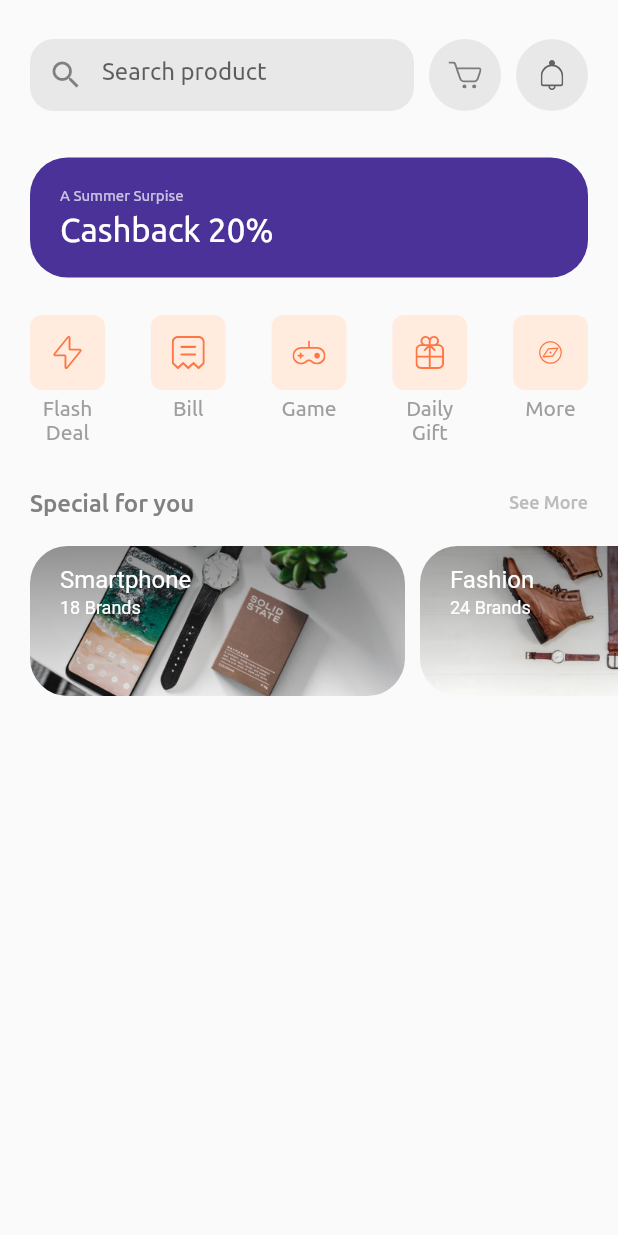
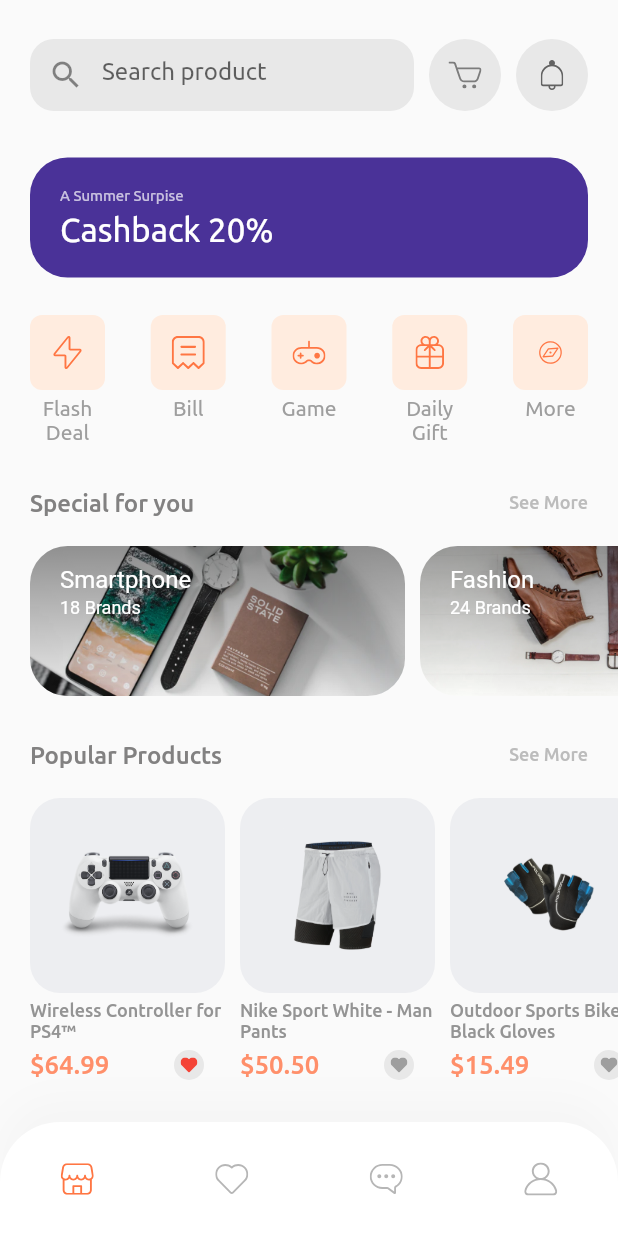
Before and after one commit to GDG-Guelmim/flutter_bootcamp_2023_ecommerce_app, a Flutter app: the screen it shows after launch, on a phone screen of 412 x 824 dp. Run offline on Flutter 3.47's test engine with Material 2 defaults, Android fonts, the phone set to English and light mode, and no system bars; our stand-ins replace flutter_svg; project files that could hold a hidden picture were left out.

Commit message:
add popular products to home screen, add bottomNavigationBar

```diff
--- /dev/null
+++ b/lib/enums/menu_state.dart
@@ -0,0 +1,6 @@
+enum MenuState {
+  home,
+  favourite,
+  message,
+  profile,
+}
--- /dev/null
+++ b/lib/models/popular_product_model.dart
@@ -0,0 +1,39 @@
+class PopularProductModel {
+  final String title, imagePath;
+  final String price;
+  final bool isFavorite;
+
+  PopularProductModel({
+    required this.title,
+    required this.price,
+    required this.imagePath,
+    required this.isFavorite,
+  });
+}
+
+List<PopularProductModel> popularProductsList = [
+  PopularProductModel(
+    title: "Wireless Controller for PS4™",
+    price: "\$64.99",
+    isFavorite: true,
+    imagePath: "assets/images/ps4_console_white_1.png",
+  ),
+  PopularProductModel(
+    title: "Nike Sport White - Man Pants",
+    price: "\$50.50",
+    isFavorite: false,
+    imagePath: "assets/images/Image Popular Product 2.png",
+  ),
+  PopularProductModel(
+    title: "Outdoor Sports Bike Black Gloves",
+    price: "\$15.49",
+    isFavorite: false,
+    imagePath: "assets/images/glap.png",
+  ),
+  PopularProductModel(
+    title: "Wireless Bluetooth Headset Bass Boost",
+    price: "\$43.99",
+    isFavorite: true,
+    imagePath: "assets/images/wireless headset.png",
+  ),
+];
--- a/lib/screens/home/home_screen.dart
+++ b/lib/screens/home/home_screen.dart
@@ -1,8 +1,11 @@
 import 'package:flutter/material.dart';
 
+import '../../enums/menu_state.dart';
 import 'widgets/cashback.dart';
 import 'widgets/categories.dart';
 import 'widgets/custom_app_bar.dart';
+import 'widgets/custom_nav_bar.dart';
+import 'widgets/popular_products.dart';
 import 'widgets/special_offers.dart';
 
 class HomeScreen extends StatelessWidget {
@@ -19,17 +22,13 @@ class HomeScreen extends StatelessWidget {
               CashBack(),
               Categories(),
               SpecialOffers(),
-              // PopularProducts(),
-
-              // here is the popular product section images paths
-              // "assets/images/ps4_console_white_1.png",
-              // "assets/images/Image Popular Product 2.png",
-              // "assets/images/glap.png",
-              // "assets/images/wireless headset.png",
+              PopularProducts(),
             ],
           ),
         ),
       ),
+      bottomNavigationBar:
+          const CustomBottomNavBar(selectedMenu: MenuState.home),
     );
   }
 }
--- /dev/null
+++ b/lib/screens/home/widgets/custom_nav_bar.dart
@@ -0,0 +1,79 @@
+import 'package:flutter/material.dart';
+import 'package:flutter_svg/flutter_svg.dart';
+
+import '../../../enums/menu_state.dart';
+
+class CustomBottomNavBar extends StatelessWidget {
+  const CustomBottomNavBar({
+    Key? key,
+    required this.selectedMenu,
+  }) : super(key: key);
+
+  final MenuState selectedMenu;
+
+  @override
+  Widget build(BuildContext context) {
+    const Color inActiveIconColor = Color(0xFFB6B6B6);
+    return Container(
+      padding: const EdgeInsets.symmetric(vertical: 14),
+      decoration: BoxDecoration(
+        color: Colors.white,
+        boxShadow: [
+          BoxShadow(
+            offset: const Offset(0, -15),
+            blurRadius: 20,
+            color: const Color(0xFFDADADA).withOpacity(0.15),
+          ),
+        ],
+        borderRadius: const BorderRadius.only(
+          topLeft: Radius.circular(40),
+          topRight: Radius.circular(40),
+        ),
+      ),
+      child: SafeArea(
+        top: false,
+        child: Row(
+          mainAxisAlignment: MainAxisAlignment.spaceAround,
+          children: [
+            IconButton(
+              icon: SvgPicture.asset(
+                "assets/icons/Shop Icon.svg",
+                color: MenuState.home == selectedMenu
+                    ? const Color(0xFFFF7643)
+                    : inActiveIconColor,
+              ),
+              onPressed: () {},
+            ),
+            IconButton(
+              icon: SvgPicture.asset(
+                "assets/icons/Heart Icon.svg",
+                color: MenuState.favourite == selectedMenu
+                    ? const Color(0xFFFF7643)
+                    : inActiveIconColor,
+              ),
+              onPressed: () {},
+            ),
+            IconButton(
+              icon: SvgPicture.asset(
+                "assets/icons/Chat bubble Icon.svg",
+                color: MenuState.message == selectedMenu
+                    ? const Color(0xFFFF7643)
+                    : inActiveIconColor,
+              ),
+              onPressed: () {},
+            ),
+            IconButton(
+              icon: SvgPicture.asset(
+                "assets/icons/User Icon.svg",
+                color: MenuState.profile == selectedMenu
+                    ? const Color(0xFFFF7643)
+                    : inActiveIconColor,
+              ),
+              onPressed: () {},
+            ),
+          ],
+        ),
+      ),
+    );
+  }
+}
--- /dev/null
+++ b/lib/screens/home/widgets/heart_icon_button.dart
@@ -0,0 +1,31 @@
+import 'package:flutter/material.dart';
+import 'package:flutter_svg/svg.dart';
+
+class HeartIconButton extends StatelessWidget {
+  final bool isFavorite;
+
+  const HeartIconButton({
+    Key? key,
+    required this.isFavorite,
+  }) : super(key: key);
+
+  @override
+  Widget build(BuildContext context) {
+    return Container(
+      height: 20,
+      decoration: BoxDecoration(
+        color: Colors.grey.withOpacity(0.2),
+        shape: BoxShape.circle,
+      ),
+      child: IconButton(
+        padding: const EdgeInsets.all(0),
+        onPressed: () {},
+        icon: SvgPicture.asset(
+          "assets/icons/Heart Icon_2.svg",
+          color: isFavorite ? Colors.red : Colors.grey,
+          height: 10,
+        ),
+      ),
+    );
+  }
+}
--- /dev/null
+++ b/lib/screens/home/widgets/popular_product_item.dart
@@ -0,0 +1,59 @@
+import 'package:flutter/material.dart';
+
+import '../../../models/popular_product_model.dart';
+import 'heart_icon_button.dart';
+
+class PopularProductItem extends StatelessWidget {
+  final PopularProductModel popularProduct;
+  const PopularProductItem({
+    Key? key,
+    required this.popularProduct,
+  }) : super(key: key);
+
+  @override
+  Widget build(BuildContext context) {
+    return Container(
+        width: 130,
+        margin: const EdgeInsets.only(right: 10),
+        child: Column(
+          children: [
+            Container(
+              height: 130,
+              alignment: Alignment.center,
+              padding: const EdgeInsets.all(20),
+              decoration: BoxDecoration(
+                borderRadius: BorderRadius.circular(20),
+                color: const Color(0xffEDEEF1),
+              ),
+              child: Image.asset(
+                popularProduct.imagePath,
+              ),
+            ),
+            const SizedBox(height: 5),
+            Text(
+              popularProduct.title,
+              style: const TextStyle(
+                color: Color.fromARGB(255, 148, 148, 148),
+                fontWeight: FontWeight.w500,
+                fontSize: 12,
+              ),
+            ),
+            const SizedBox(height: 5),
+            Row(
+              mainAxisAlignment: MainAxisAlignment.spaceBetween,
+              children: [
+                Text(
+                  popularProduct.price,
+                  style: const TextStyle(
+                    color: Color.fromARGB(255, 255, 143, 106),
+                    fontWeight: FontWeight.w500,
+                    fontSize: 17,
+                  ),
+                ),
+                HeartIconButton(isFavorite: popularProduct.isFavorite),
+              ],
+            )
+          ],
+        ));
+  }
+}
--- /dev/null
+++ b/lib/screens/home/widgets/popular_products.dart
@@ -0,0 +1,31 @@
+import 'package:ecommerce/models/popular_product_model.dart';
+import 'package:ecommerce/screens/home/widgets/popular_product_item.dart';
+import 'package:ecommerce/screens/home/widgets/section_title.dart';
+import 'package:flutter/material.dart';
+
+class PopularProducts extends StatelessWidget {
+  const PopularProducts({super.key});
+
+  @override
+  Widget build(BuildContext context) {
+    return Column(
+      children: [
+        const SizedBox(height: 20),
+        const SectionTitle(text: "Popular Products"),
+        SizedBox(
+            width: double.maxFinite,
+            height: 220,
+            child: ListView.builder(
+                itemCount: popularProductsList.length,
+                scrollDirection: Axis.horizontal,
+                padding: const EdgeInsets.symmetric(horizontal: 20),
+                physics: const BouncingScrollPhysics(),
+                itemBuilder: (context, index) {
+                  return PopularProductItem(
+                    popularProduct: popularProductsList[index],
+                  );
+                }))
+      ],
+    );
+  }
+}
```
